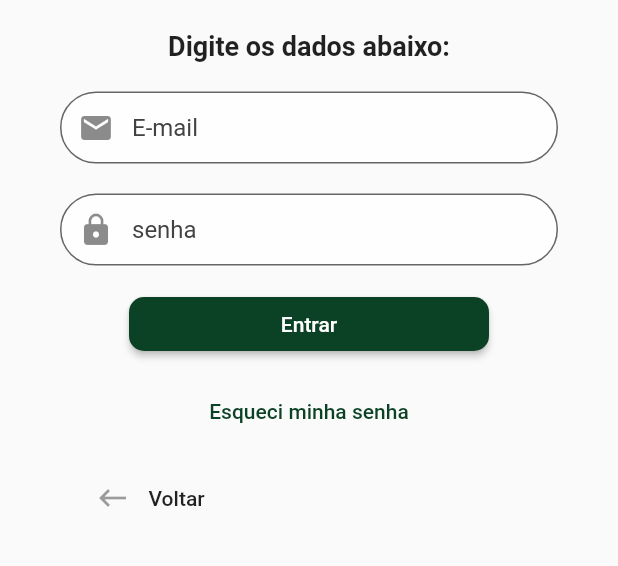
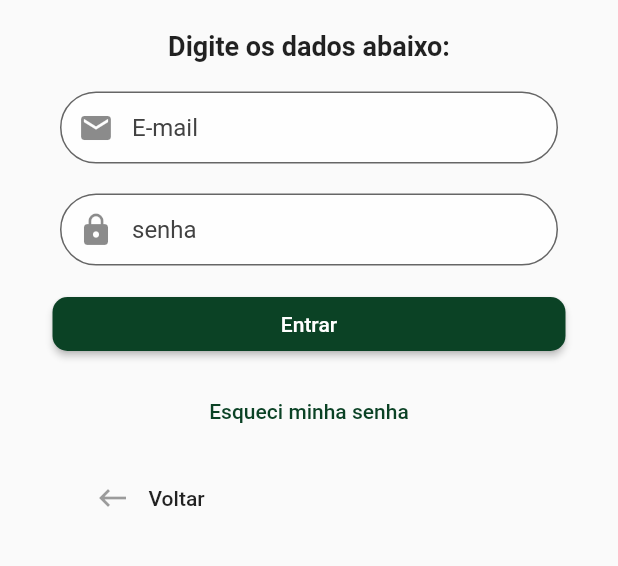
Before and after one commit to andrei-coelho/portalkiwi, a Flutter app: the screen it shows after launch, after a tap on "Entrar", on a phone screen of 412 x 824 dp, the part 255-821 px from its top. Run offline on Flutter 3.47's test engine with Material 2 defaults, Android fonts, the phone set to English and light mode, and no system bars; our stand-ins replace flare_flutter, sqflite; accounts and stored records are empty.

Commit message:
alterações e refatoração na area de login

```diff
--- a/lib/navigate/UI/Login.dart
+++ b/lib/navigate/UI/Login.dart
@@ -13,6 +13,7 @@ class Login extends StatefulWidget {
 
   @override
   _LoginState createState() => __loginState;
+
 }
 
 class _LoginState extends State<Login> {
@@ -52,7 +53,8 @@ class _LoginState extends State<Login> {
     return MaterialApp(
       home: Scaffold(
         body:  Padding(padding: EdgeInsets.fromLTRB(30, 30, 30, 0),
-          child: Column(
+          child: ListView(
+              scrollDirection: Axis.vertical,
             children: lista,
           ),
         ),
@@ -60,19 +62,30 @@ class _LoginState extends State<Login> {
     );
   }
 
+
+  List<Widget> _forgetStep1(){
+
+  }
+
+  List<Widget> _forgetStep2(){
+
+  }
+
   List<Widget> _newUserForm(){
 
-    Input email = Input("E-mail", icon: Icon(Icons.email));
-    Input senha = Input("Senha", icon: Icon(Icons.lock));
-    Input nome = Input("Nome", icon: Icon(Icons.lock));
+    Input email = Input("E-mail", icon: Icon(Icons.email), textInputType: TextInputType.emailAddress,);
+    Input senha = Input("Senha", icon: Icon(Icons.lock), textInputType: TextInputType.visiblePassword,);
+    Input nome = Input("Nome", icon: Icon(Icons.person));
 
     return [
 
       Padding(
         padding: EdgeInsets.all(10),
+        child: Center(
           child: Text(
             "Digite os dados abaixo:",
             style: TextStyle(fontWeight: FontWeight.bold, fontSize: 18),
+          ),
         ),
       ),
 
@@ -89,9 +102,16 @@ class _LoginState extends State<Login> {
         padding: EdgeInsets.all(10),
         child: senha,
       ),
-      Btn("Entrar", (){
+
+      Btn("Salvar", (){
         setState(() {
           /// tentar vazer o login aqui
+        });
+      }),
+
+      BtnBackLogin((){
+        setState(() {
+          _widgets =  _getOptions();
         });
       })
     ];
@@ -99,16 +119,28 @@ class _LoginState extends State<Login> {
 
   List<Widget> _LoginForm(){
 
-    Input email = Input("E-mail", icon: Icon(Icons.email));
-    Input senha = Input("senha", icon: Icon(Icons.lock));
+    TextEditingController emailController  =  TextEditingController();
+    TextEditingController senhaController  =  TextEditingController();
+
+    Input email = Input("E-mail", icon: Icon(Icons.email),
+      textEditingController: emailController,
+      textInputType: TextInputType.emailAddress,
+    );
+
+    Input senha = Input("senha", icon: Icon(Icons.lock),
+      textEditingController: senhaController,
+      textInputType: TextInputType.visiblePassword,
+    );
 
     return [
 
       Padding(
         padding: EdgeInsets.all(10),
+        child: Center(
           child: Text(
             "Digite os dados abaixo:",
             style: TextStyle(fontWeight: FontWeight.bold, fontSize: 18),
+          ),
         ),
       ),
 
@@ -116,11 +148,18 @@ class _LoginState extends State<Login> {
         padding: EdgeInsets.all(10),
         child: email,
       ),
+
       Padding(
         padding: EdgeInsets.all(10),
         child: senha,
       ),
+
       Btn("Entrar", (){
+        if(emailController.text != "" && senhaController.text != ""){
+          print("Está ok!");
+        } else {
+          print("nao esta  ok");
+        }
         setState(() {
           /// tentar vazer o login aqui
         });
@@ -133,7 +172,9 @@ class _LoginState extends State<Login> {
       }),
 
       BtnBackLogin((){
-
+        setState(() {
+          _widgets =  _getOptions();
+        });
       })
 
     ];
@@ -144,12 +185,16 @@ class _LoginState extends State<Login> {
     return [
 
       // TEXTO DE APRESENTAÇÃO
-      Text("Seja bem vindo ao Portal Kiwi!", style: TextStyle(fontSize: 16),),
+      Center(
+        child: Text("Seja bem vindo ao Portal Kiwi!", style: TextStyle(fontSize: 16),),
+      ),
       Padding(
         padding: EdgeInsets.all(10),
+        child: Center(
           child: Text(
             "Escolha uma opção abaixo:",
             style: TextStyle(fontWeight: FontWeight.bold, fontSize: 18),
+          ),
         ),
       ),
 
--- a/lib/navigate/components/Input.dart
+++ b/lib/navigate/components/Input.dart
@@ -1,21 +1,47 @@
 import 'package:flutter/material.dart';
 
 // ignore: must_be_immutable
-class Input extends StatelessWidget {
+class Input extends StatefulWidget {
+
+  _InputState __inputState;
+
+  Input(String nameText, {Icon icon, textInputType, TextEditingController  textEditingController}){
+    __inputState = _InputState(
+        nameText,
+        icon: icon,
+        textInputType:
+        textInputType,
+        textEditingController: textEditingController);
+  }
+
+  @override
+  _InputState createState() => __inputState;
+
+}
+
+class _InputState extends State<Input> {
 
   String _nameText;
   Icon icon;
+  var textInputType;
+  TextEditingController textEditingController;
 
-  Input(this._nameText, {this.icon});
+  _InputState(this._nameText, {this.icon, this.textInputType, this.textEditingController});
 
   @override
   Widget build(BuildContext context) {
+
     return Theme(
+
       data: ThemeData(
-        primaryColor: Color.fromRGBO(28, 174, 129, 1),
-        primaryColorDark: Colors.grey[800]
+          primaryColor: Color.fromRGBO(28, 174, 129, 1),
+          primaryColorDark: Colors.grey[800]
       ),
+
       child: TextField(
+        controller: textEditingController,
+        keyboardType: textInputType != null ? textInputType : TextInputType.text,
+        obscureText: textInputType != null && textInputType == TextInputType.visiblePassword,
         decoration: InputDecoration(
             contentPadding: const EdgeInsets.symmetric(vertical: 5.0),
             prefixIcon: icon,
@@ -29,7 +55,9 @@ class Input extends StatelessWidget {
             hintText: _nameText,
             fillColor: Colors.white70),
       ),
+
     );
+
   }
 
 }
```
Lines whose indentation alone changed are shown as unchanged.
